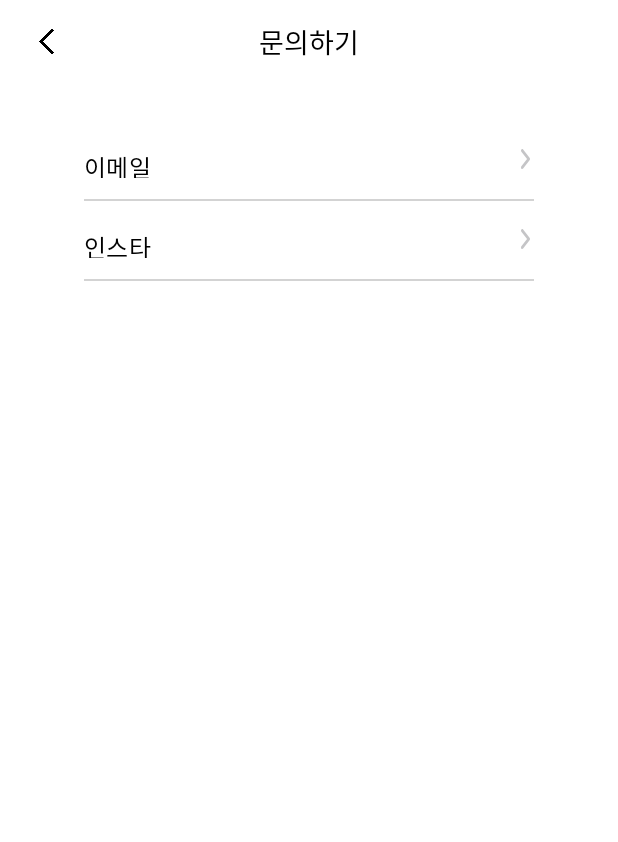
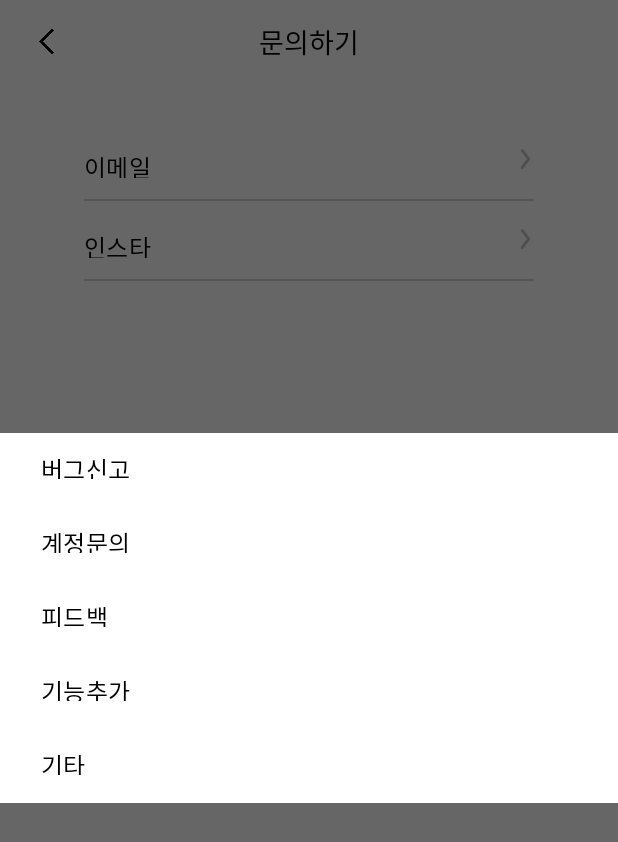
Before and after one commit to Todoary/Todoary-Android, an Android app: the FeedbackActivity screen opened directly, with no data from a screen before it, after a tap on "이메일", on a phone screen of 412 x 824 dp. Shown: the top 842 px of the screen. Run offline under Robolectric (Android 15) with nearby library versions, the light colour scheme and no system bars.

Commit message:
[FEAT] : Add Feedback

```diff
--- a/app/src/main/java/com/uni/todoary/feature/auth/ui/GMailSender.kt
+++ b/app/src/main/java/com/uni/todoary/feature/auth/ui/GMailSender.kt
@@ -58,7 +58,7 @@ class GMailSender : Authenticator(){
             message.sender = InternetAddress(fromEmail)                                 // 보내는 사람 설정
             message.addRecipient(Message.RecipientType.TO, InternetAddress(toEmail))    // 받는 사람 설정
             message.subject = "Todoary 인증메일입니다."                                 // 이메일 제목
-            message.setText("$random_number"+" 을 인증번호란에 입력해주세요.")          // 이메일 내용
+            message.setText("인증번호 [$random_number]을 입력해 주세요.")          // 이메일 내용
 
 
             // 전송
--- a/app/src/main/java/com/uni/todoary/feature/setting/ui/FeedbackActivity.kt
+++ b/app/src/main/java/com/uni/todoary/feature/setting/ui/FeedbackActivity.kt
@@ -3,7 +3,11 @@ package com.uni.todoary.feature.setting.ui
 import android.content.Intent
 import android.net.Uri
 import android.os.Bundle
+import android.view.LayoutInflater
+import android.view.WindowManager
+import android.widget.LinearLayout
 import android.widget.Toast
+import androidx.appcompat.app.AlertDialog
 import androidx.appcompat.app.AppCompatActivity
 import com.uni.todoary.R
 import com.uni.todoary.databinding.ActivityFeedbackBinding
@@ -28,19 +32,54 @@ class FeedbackActivity : AppCompatActivity(){
             startActivity(insta_intent)
         }
         binding.feedbackEmailLl.setOnClickListener {
-            sendEmail()
+            val layoutInflater = LayoutInflater.from(this)
+            val view = layoutInflater.inflate(R.layout.email_dialog,null)
+
+            val builder = AlertDialog.Builder(this)
+                .setView(view)
+                .create()
+
+
+            val bugbtn=view.findViewById<LinearLayout>(R.id.email_bug_ll)
+            val profilebtn=view.findViewById<LinearLayout>(R.id.email_profile_ll)
+            val feedbackbtn=view.findViewById<LinearLayout>(R.id.email_feedback_ll)
+            val addbtn=view.findViewById<LinearLayout>(R.id.email_add_ll)
+            val etcbtn=view.findViewById<LinearLayout>(R.id.email_etc_ll)
+
+            bugbtn.setOnClickListener {
+                sendEmail("[버그신고]")
+                builder.dismiss()
+            }
+            profilebtn.setOnClickListener {
+                sendEmail("[계정문의]")
+                builder.dismiss()
+            }
+            feedbackbtn.setOnClickListener {
+                sendEmail("[피드백]")
+                builder.dismiss()
+            }
+            addbtn.setOnClickListener {
+                sendEmail("[기능추가]")
+                builder.dismiss()
+            }
+            etcbtn.setOnClickListener {
+                sendEmail("[기타]")
+                builder.dismiss()
+            }
+
+            builder.show()
+            builder.window?.setLayout(800,WindowManager.LayoutParams.WRAP_CONTENT)
         }
     }
 
-    private fun sendEmail() {
+    private fun sendEmail(category:String) {
         val mIntent = Intent(Intent.ACTION_SEND)
         //mIntent.data=Uri.parse("mailto:")
         mIntent.type="text/plain"
 
-        //받는 이가 자동 설정 안됨
-        mIntent.putExtra(Intent.EXTRA_EMAIL, "dlawotn321@gmail.com")
-        mIntent.putExtra(Intent.EXTRA_SUBJECT,"<테스트>")
-        mIntent.putExtra(Intent.EXTRA_TEXT,"테스트 내용")
+        mIntent.putExtra(Intent.EXTRA_EMAIL, arrayOf("todoary.app@gmail.com"))
+        mIntent.putExtra(Intent.EXTRA_SUBJECT,category)
+        mIntent.putExtra(Intent.EXTRA_TEXT,"문의 내용을 입력해 주세요.")
         mIntent.type="message/rfc822"
 
         try{
--- /dev/null
+++ b/app/src/main/res/drawable/ic_heart_vector.xml
@@ -0,0 +1,9 @@
+<vector xmlns:android="http://schemas.android.com/apk/res/android"
+    android:width="20dp"
+    android:height="19dp"
+    android:viewportWidth="20"
+    android:viewportHeight="19">
+  <path
+      android:pathData="M14.5,0C17.538,0 20,2.5 20,6C20,13 12.5,17 10,18.5C7.5,17 0,13 0,6C0,2.5 2.5,0 5.5,0C7.36,0 9,1 10,2C11,1 12.64,0 14.5,0Z"
+      android:fillColor="#687787"/>
+</vector>
--- a/app/src/main/res/layout/activity_alarm.xml
+++ b/app/src/main/res/layout/activity_alarm.xml
@@ -43,7 +43,7 @@
                 android:layout_height="20dp"
                 android:switchMinWidth="32dp"
                 android:layout_marginStart="136dp"
-                style="@style/main_3"/>
+                style="@style/setting_list"/>
         </LinearLayout>
         <LinearLayout
             android:layout_width="300dp"
@@ -71,7 +71,7 @@
                 android:layout_height="20dp"
                 android:switchMinWidth="32dp"
                 android:layout_marginStart="136dp"
-                style="@style/main_3"/>
+                style="@style/setting_list"/>
         </LinearLayout>
     </LinearLayout>
 </LinearLayout>
--- /dev/null
+++ b/app/src/main/res/layout/email_dialog.xml
@@ -0,0 +1,119 @@
+<?xml version="1.0" encoding="utf-8"?>
+<LinearLayout
+    xmlns:android="http://schemas.android.com/apk/res/android"
+    android:layout_width="238dp"
+    android:layout_height="wrap_content"
+    android:orientation="vertical">
+    <LinearLayout
+        android:id="@+id/email_bug_ll"
+        android:layout_width="238dp"
+        android:layout_height="wrap_content"
+        android:orientation="horizontal">
+        <ImageView
+            android:layout_width="20dp"
+            android:layout_height="18.5dp"
+            android:src="@drawable/ic_heart_vector"
+            android:layout_marginTop="15dp"
+            android:layout_marginStart="18dp"
+            android:layout_marginBottom="15dp"/>
+        <TextView
+            android:layout_width="wrap_content"
+            android:layout_height="18.5dp"
+            android:text="버그신고"
+            android:layout_marginTop="12dp"
+            android:layout_marginStart="34dp"
+            android:layout_marginBottom="12dp"
+            style="@style/setting_list"/>
+
+    </LinearLayout>
+    <LinearLayout
+        android:id="@+id/email_profile_ll"
+        android:layout_width="238dp"
+        android:layout_height="wrap_content"
+        android:orientation="horizontal">
+        <ImageView
+            android:layout_width="20dp"
+            android:layout_height="18.5dp"
+            android:src="@drawable/ic_heart_vector"
+            android:layout_marginTop="15dp"
+            android:layout_marginStart="18dp"
+            android:layout_marginBottom="15dp"/>
+        <TextView
+            android:layout_width="wrap_content"
+            android:layout_height="18.5dp"
+            android:text="계정문의"
+            android:layout_marginTop="12dp"
+            android:layout_marginStart="34dp"
+            android:layout_marginBottom="12dp"
+            style="@style/setting_list"/>
+
+    </LinearLayout>
+    <LinearLayout
+        android:id="@+id/email_feedback_ll"
+        android:layout_width="238dp"
+        android:layout_height="wrap_content"
+        android:orientation="horizontal">
+        <ImageView
+            android:layout_width="20dp"
+            android:layout_height="18.5dp"
+            android:src="@drawable/ic_heart_vector"
+            android:layout_marginTop="15dp"
+            android:layout_marginStart="18dp"
+            android:layout_marginBottom="15dp"/>
+        <TextView
+            android:layout_width="wrap_content"
+            android:layout_height="18.5dp"
+            android:text="피드백"
+            android:layout_marginTop="12dp"
+            android:layout_marginStart="34dp"
+            android:layout_marginBottom="12dp"
+            style="@style/setting_list"/>
+
+    </LinearLayout>
+    <LinearLayout
+        android:id="@+id/email_add_ll"
+        android:layout_width="238dp"
+        android:layout_height="wrap_content"
+        android:orientation="horizontal">
+        <ImageView
+            android:layout_width="20dp"
+            android:layout_height="18.5dp"
+            android:src="@drawable/ic_heart_vector"
+            android:layout_marginTop="15dp"
+            android:layout_marginStart="18dp"
+            android:layout_marginBottom="15dp"/>
+        <TextView
+            android:layout_width="wrap_content"
+            android:layout_height="18.5dp"
+            android:text="기능추가"
+            android:layout_marginTop="12dp"
+            android:layout_marginStart="34dp"
+            android:layout_marginBottom="12dp"
+            style="@style/setting_list"/>
+
+    </LinearLayout>
+    <LinearLayout
+        android:id="@+id/email_etc_ll"
+        android:layout_width="238dp"
+        android:layout_height="wrap_content"
+        android:orientation="horizontal">
+        <ImageView
+            android:layout_width="20dp"
+            android:layout_height="18.5dp"
+            android:src="@drawable/ic_heart_vector"
+            android:layout_marginTop="15dp"
+            android:layout_marginStart="18dp"
+            android:layout_marginBottom="15dp"/>
+        <TextView
+            android:layout_width="wrap_content"
+            android:layout_height="18.5dp"
+            android:text="기타"
+            android:layout_marginTop="12dp"
+            android:layout_marginStart="34dp"
+            android:layout_marginBottom="12dp"
+            style="@style/setting_list"/>
+
+    </LinearLayout>
+
+
+</LinearLayout>
--- a/app/src/main/res/values/themes.xml
+++ b/app/src/main/res/values/themes.xml
@@ -46,13 +46,6 @@
         <item name="android:textColor">#8D8D8D</item>
     </style>
 
-    <style name="main_3" parent="@android:style/Widget.TextView">
-        <item name="fontFamily">@font/applesdgothicneosb</item>
-        <item name="android:lineSpacingExtra">3.2sp</item>
-        <item name="android:textSize">16sp</item>
-        <item name="android:letterSpacing">0.02</item>
-        <item name="android:textColor">@color/black</item>
-    </style>
 
     <style name="sub_1" parent="@android:style/Widget.TextView">
         <item name="fontFamily">@font/applesdgothicneom</item>
```
